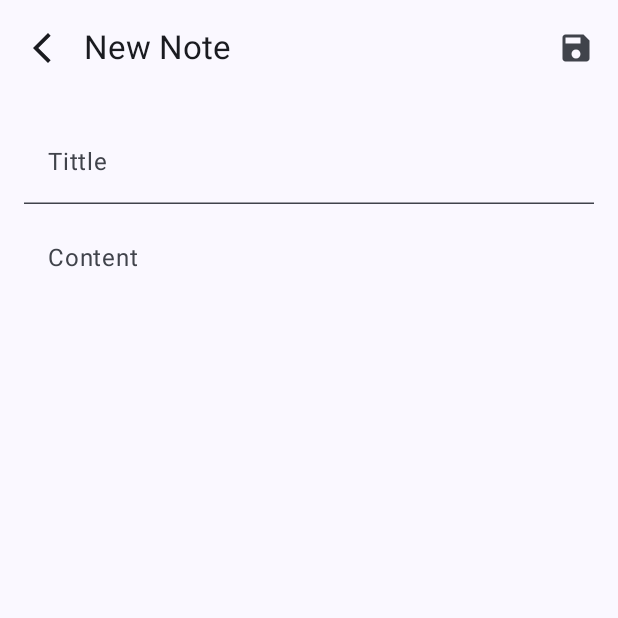
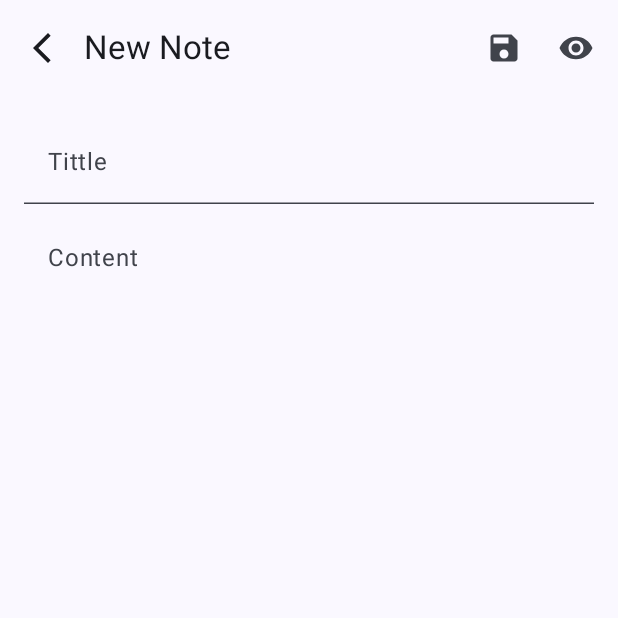
Before and after one commit to eyeronic09/Note_app, an Android app built with Jetpack Compose: the composable EditorScreen called with empty values, after a tap on "Save the note", on a phone screen of 412 x 824 dp, the top half of it. Run offline under Robolectric (Android 15) with nearby library versions, the phone set to English and light mode, and no system bars.

```diff
--- a/app/src/main/java/com/example/noteapp/HomeScreen/EditorScreen.kt
+++ b/app/src/main/java/com/example/noteapp/HomeScreen/EditorScreen.kt
@@ -11,6 +11,7 @@ import androidx.compose.foundation.layout.padding
 import androidx.compose.material.icons.Icons
 import androidx.compose.material.icons.filled.Add
 import androidx.compose.material.icons.filled.ArrowBackIosNew
+import androidx.compose.material.icons.filled.RemoveRedEye
 import androidx.compose.material.icons.filled.Save
 import androidx.compose.material3.Button
 import androidx.compose.material3.ExperimentalMaterial3Api
@@ -46,6 +47,8 @@ fun EditorScreen(navController: NavController, noteId: Int, mainViewModel: MainV
     var content by remember { mutableStateOf(note?.content ?: "") }
     var date by remember { mutableStateOf(note?.date ?: "") }
 
+    var makeReadonly by remember { mutableStateOf(false) }
+
     Scaffold(
         topBar = {
             TopAppBar(
@@ -66,6 +69,13 @@ fun EditorScreen(navController: NavController, noteId: Int, mainViewModel: MainV
                     ) {
                         Icon(Icons.Filled.Save, "Save the note")
                     }
+                    IconButton(onClick = {
+                           if (makeReadonly == false){
+                               makeReadonly =  true
+                           }
+                    }) {
+                        Icon(imageVector = Icons.Default.RemoveRedEye , "reading mode")
+                    }
                 }
             )
         }
@@ -79,6 +89,7 @@ fun EditorScreen(navController: NavController, noteId: Int, mainViewModel: MainV
                 value = title,
                 onValueChange = { title = it },
                 placeholder = {Text("Tittle")},
+                readOnly = makeReadonly,
                 modifier = Modifier
                     .fillMaxWidth()
                     .padding(bottom = 8.dp),
@@ -91,6 +102,7 @@ fun EditorScreen(navController: NavController, noteId: Int, mainViewModel: MainV
                 value = content,
                 placeholder = {Text("Content")},
                 onValueChange = { content = it },
+                readOnly = makeReadonly,
                 modifier = Modifier
                     .fillMaxWidth()
                     .fillMaxHeight()
--- a/app/src/main/java/com/example/noteapp/HomeScreen/MainViewModel.kt
+++ b/app/src/main/java/com/example/noteapp/HomeScreen/MainViewModel.kt
@@ -21,13 +21,13 @@ class MainViewModel() : ViewModel() {
     private val currentDate = LocalDateTime.now().format(DateTimeFormatter.ofPattern("dd/MM/yyyy")).toString()
 
     @RequiresApi(Build.VERSION_CODES.O)
-    fun addNote(title: String, description: String, date: String, color: Color = getPastelColor()) {
+    fun addNote(title: String, description: String, date: String, colors: Color = getPastelColor()) {
         val note = Note(
             id = noteId++,
             title = title,
             content = description,
             date = currentDate,
-            color = color
+            color = colors
         )
         _notes.value = _notes.value + note
     }
@@ -43,4 +43,5 @@ class MainViewModel() : ViewModel() {
         return predefinedColors.random()
 
     }
+
 }
```
